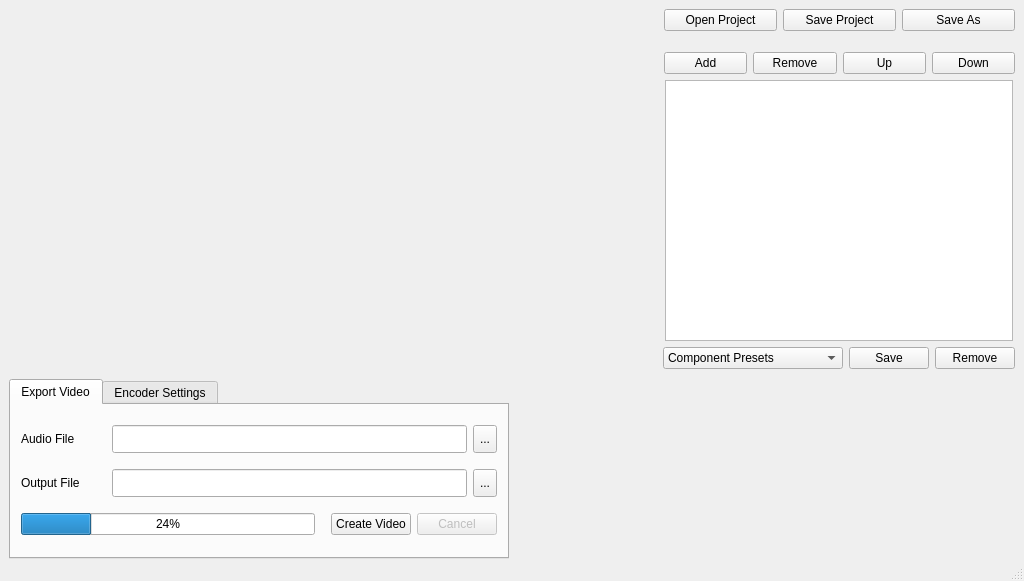
Above: mainwindow.ui from djfun/audio-visualizer-python before the change. Below: the same form after it.
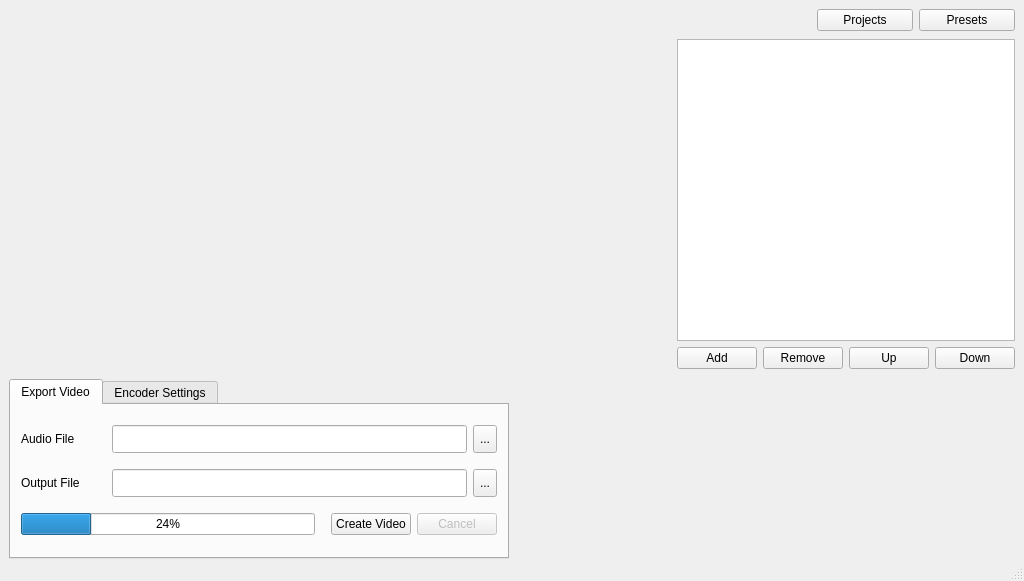
That is the form after the change.

Commit message: Created projects and presets button. FIXME: Hookup New Project menu item. Hookup preset manager.

```diff
--- a/mainwindow.ui
+++ b/mainwindow.ui
@@ -108,23 +108,32 @@
              <enum>QLayout::SetMinimumSize</enum>
             </property>
             <item>
-             <widget class="QPushButton" name="pushButton_openProject">
-              <property name="text">
-               <string>Open Project</string>
+             <spacer name="horizontalSpacer_6">
+              <property name="orientation">
+               <enum>Qt::Horizontal</enum>
               </property>
-             </widget>
+              <property name="sizeType">
+               <enum>QSizePolicy::Fixed</enum>
+              </property>
+              <property name="sizeHint" stdset="0">
+               <size>
+                <width>140</width>
+                <height>20</height>
+               </size>
+              </property>
+             </spacer>
             </item>
             <item>
              <widget class="QPushButton" name="pushButton_saveProject">
               <property name="text">
-               <string>Save Project</string>
+               <string>Projects</string>
               </property>
              </widget>
             </item>
             <item>
              <widget class="QPushButton" name="pushButton_saveAs">
               <property name="text">
-               <string>Save As</string>
+               <string>Presets</string>
               </property>
              </widget>
             </item>
@@ -141,54 +150,12 @@
             <property name="sizeHint" stdset="0">
              <size>
               <width>20</width>
-              <height>15</height>
+              <height>2</height>
              </size>
             </property>
            </spacer>
           </item>
           <item>
-           <layout class="QHBoxLayout" name="horizontalLayout_14">
-            <item>
-             <widget class="QPushButton" name="pushButton_addComponent">
-              <property name="text">
-               <string>Add</string>
-              </property>
-             </widget>
-            </item>
-            <item>
-             <widget class="QPushButton" name="pushButton_removeComponent">
-              <property name="text">
-               <string>Remove</string>
-              </property>
-             </widget>
-            </item>
-            <item>
-             <widget class="QPushButton" name="pushButton_listMoveUp">
-              <property name="text">
-               <string>Up</string>
-              </property>
-             </widget>
-            </item>
-            <item>
-             <widget class="QPushButton" name="pushButton_listMoveDown">
-              <property name="text">
-               <string>Down</string>
-              </property>
-             </widget>
-            </item>
-           </layout>
-          </item>
-         </layout>
-        </item>
-        <item>
-         <layout class="QHBoxLayout" name="horizontalLayout_7">
-          <property name="leftMargin">
-           <number>4</number>
-          </property>
-          <property name="rightMargin">
-           <number>2</number>
-          </property>
-          <item>
            <widget class="QListWidget" name="listWidget_componentList">
             <property name="sizePolicy">
              <sizepolicy hsizetype="Minimum" vsizetype="Expanding">
@@ -231,54 +198,45 @@
             </property>
            </widget>
           </item>
+          <item>
+           <layout class="QHBoxLayout" name="horizontalLayout_14">
+            <item>
+             <widget class="QPushButton" name="pushButton_addComponent">
+              <property name="text">
+               <string>Add</string>
+              </property>
+             </widget>
+            </item>
+            <item>
+             <widget class="QPushButton" name="pushButton_removeComponent">
+              <property name="text">
+               <string>Remove</string>
+              </property>
+             </widget>
+            </item>
+            <item>
+             <widget class="QPushButton" name="pushButton_listMoveUp">
+              <property name="text">
+               <string>Up</string>
+              </property>
+             </widget>
+            </item>
+            <item>
+             <widget class="QPushButton" name="pushButton_listMoveDown">
+              <property name="text">
+               <string>Down</string>
+              </property>
+             </widget>
+            </item>
+           </layout>
+          </item>
          </layout>
         </item>
         <item>
-         <layout class="QHBoxLayout" name="horizontalLayout_15">
+         <layout class="QHBoxLayout" name="horizontalLayout_7">
           <property name="leftMargin">
            <number>2</number>
           </property>
-          <item>
-           <widget class="QComboBox" name="comboBox_openPreset">
-            <property name="sizePolicy">
-             <sizepolicy hsizetype="Minimum" vsizetype="Fixed">
-              <horstretch>0</horstretch>
-              <verstretch>0</verstretch>
-             </sizepolicy>
-            </property>
-            <property name="minimumSize">
-             <size>
-              <width>180</width>
-              <height>0</height>
-             </size>
-            </property>
-            <item>
-             <property name="text">
-              <string>Component Presets</string>
-             </property>
-            </item>
-           </widget>
-          </item>
-          <item>
-           <widget class="QPushButton" name="pushButton_savePreset">
-            <property name="minimumSize">
-             <size>
-              <width>0</width>
-              <height>0</height>
-             </size>
-            </property>
-            <property name="text">
-             <string>Save</string>
-            </property>
-           </widget>
-          </item>
-          <item>
-           <widget class="QPushButton" name="pushButton_removePreset">
-            <property name="text">
-             <string>Remove</string>
-            </property>
-           </widget>
-          </item>
          </layout>
         </item>
        </layout>
```
Left out of the diff: 7 changed lines with no effect on the pictures. The commit also changes 2 other files.
